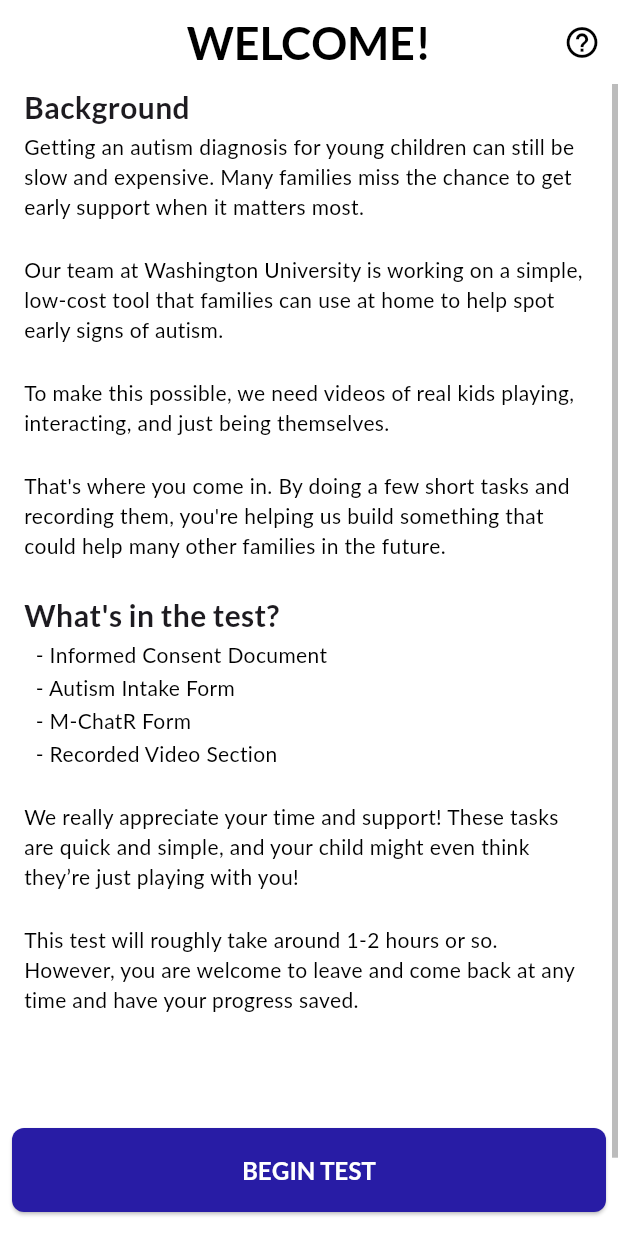
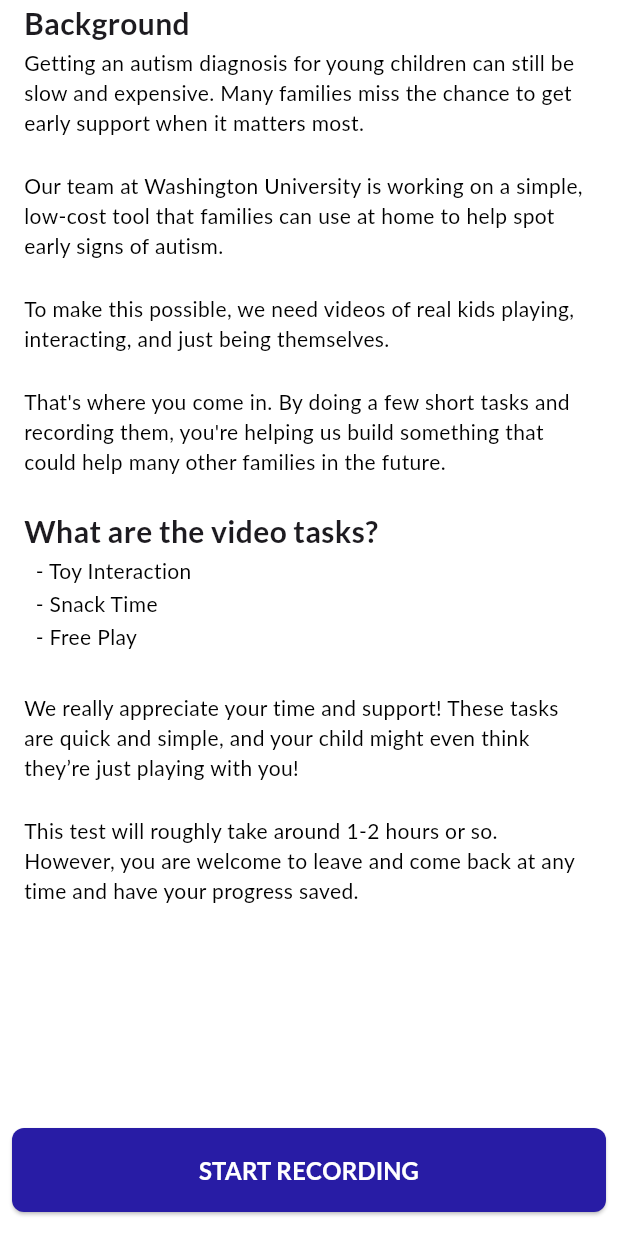
Before and after one commit to kevin200555/autism_ai_test, a Flutter app: the HomeScreen screen opened directly, on a phone screen of 412 x 824 dp. Run offline on Flutter 3.47's test engine with Material 3 defaults, Android fonts, the phone set to English and light mode, and no system bars; drawn by our look-alikes of auto_size_text; our stand-ins replace camera, firebase_core, firebase_storage, google_fonts, hive, hive_flutter and 1 more; missing offline and left inert: pdfx; accounts and stored records are empty.

Commit message:
modified the original home screen to be the child for the video_screen

```diff
--- a/lib/screens/information_screens/home_screen.dart
+++ b/lib/screens/information_screens/home_screen.dart
@@ -1,4 +1,6 @@
+import 'package:autism_ai_test/constants/instruction_and_questions.dart';
 import 'package:autism_ai_test/screens/information_screens/ic_document_screen.dart';
+import 'package:autism_ai_test/screens/video_section/video_section_info_screen.dart';
 import 'package:autism_ai_test/widgets/button/help_button.dart';
 import 'package:autism_ai_test/widgets/other/text_types.dart';
 import 'package:flutter/material.dart';
@@ -13,14 +15,15 @@ class HomeScreen extends StatelessWidget {
   Widget build(BuildContext context) {
     return Scaffold(
       backgroundColor: ColorTheme.background,
+
+      /*
       appBar: AppBar(
         title: AppBarTitle('WELCOME!', color: ColorTheme.textColor),
         centerTitle: true,
         backgroundColor: ColorTheme.background,
         actions: [HelpButton(color: ColorTheme.textColor, camera: camera)],
         automaticallyImplyLeading: false,
-      ),
-
+      ),*/
       body: Scrollbar(
         thumbVisibility: true,
         child: SingleChildScrollView(
@@ -49,17 +52,20 @@ class HomeScreen extends StatelessWidget {
                 'you\'re helping us build something that could help many other families in the future.\n',
                 color: ColorTheme.textColor,
               ),
-              SubTitle('What\'s in the test?', textAlign: TextAlign.left),
+              SubTitle('What are the video tasks?', textAlign: TextAlign.left),
               BodyText(
-                '\t\t- Informed Consent Document',
+                '\t\t- ${InstructionAndQuestions.videoNames[0]}',
                 color: ColorTheme.textColor,
               ),
-              BodyText('\t\t- Autism Intake Form', color: ColorTheme.textColor),
-              BodyText('\t\t- M-ChatR Form', color: ColorTheme.textColor),
               BodyText(
-                '\t\t- Recorded Video Section\n',
+                '\t\t- ${InstructionAndQuestions.videoNames[1]}',
                 color: ColorTheme.textColor,
               ),
+              BodyText(
+                '\t\t- ${InstructionAndQuestions.videoNames[2]}',
+                color: ColorTheme.textColor,
+              ),
+              BodyText('', color: ColorTheme.textColor),
               BodyText(
                 'We really appreciate your time and support!'
                 ' These tasks are quick and simple, and your child might even think they’re just playing with you!\n',
@@ -85,12 +91,12 @@ class HomeScreen extends StatelessWidget {
               Navigator.push(
                 context,
                 MaterialPageRoute(
-                  builder: (context) => PdfViewerScreen(camera: camera),
+                  builder: (context) => GeneralInstructionsScreen(camera: camera),
                 ),
               );
             },
             //Start button
-            label: ButtonText('BEGIN TEST', maxLines: 1),
+            label: ButtonText('START RECORDING', maxLines: 1),
             style: ElevatedButton.styleFrom(
               backgroundColor: ColorTheme.accent,
               foregroundColor: ColorTheme.alternateTextColor,
```
